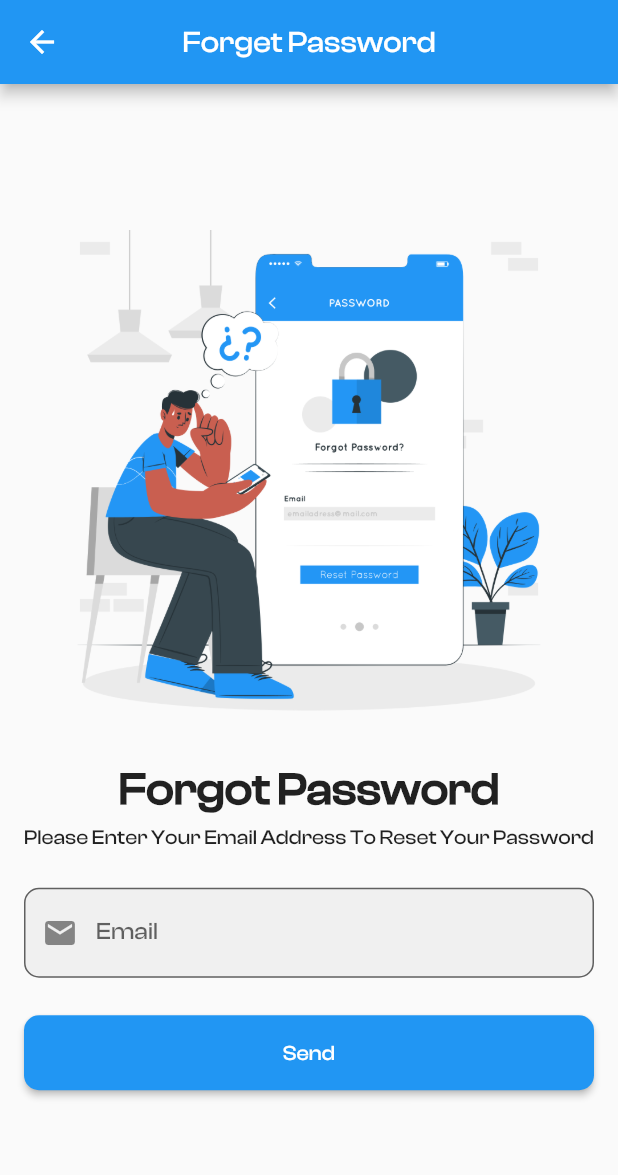
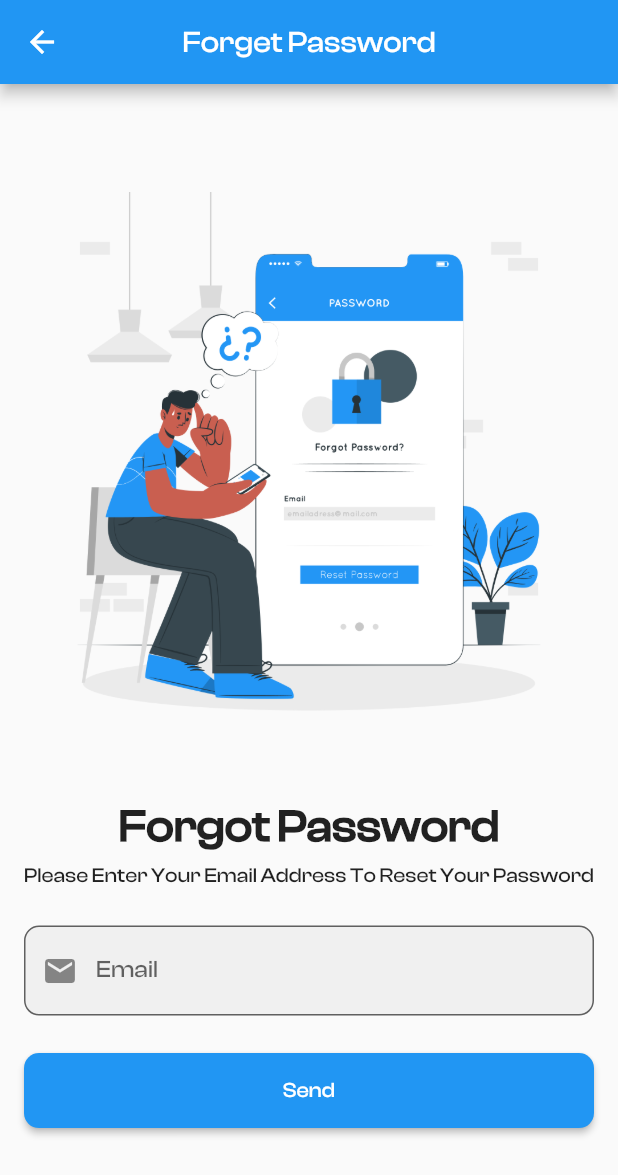
Before and after one commit to Mohamed15Ghaly/Medi-Application, a Flutter app: the screen it shows after launch, after a tap on "Skip", after a tap on "Forget Password?", on a phone screen of 412 x 824 dp. Shown: the top 1175 px of the screen. Run offline on Flutter 3.47's test engine with Material 3 defaults, Android fonts, the phone set to English and light mode, and no system bars; drawn by our look-alikes of modal_progress_hud_nsn; our stand-ins replace animated_text_kit, audioplayers, auto_size_text, avatar_glow, awesome_dialog, bloc and 21 more; missing offline and left inert: data_connection_checker_tv, onesignal_flutter, record.

Commit message:
Improved the user interface and experience in the pass,login,setting,signup

```diff
--- a/lib/Features/app_menu/presentation/widgets/settings_screen_body.dart
+++ b/lib/Features/app_menu/presentation/widgets/settings_screen_body.dart
@@ -4,7 +4,6 @@ import 'package:team/Features/app_menu/presentation/widgets/attention.dart';
 import 'package:team/Features/app_menu/presentation/widgets/reset_password.dart';
 import 'package:team/Features/app_menu/presentation/widgets/delete_account.dart';
 import 'package:team/Features/app_menu/presentation/widgets/rate.dart';
-import 'package:team/core/utils/medi_media_query.dart';
 
 class SettingsScreenBody extends StatelessWidget {
   const SettingsScreenBody({
@@ -16,7 +15,7 @@ class SettingsScreenBody extends StatelessWidget {
     return SingleChildScrollView(
       child: Column(
         children: [
-          Image.asset(fit: BoxFit.cover,width: context.width,height: context.height/2,MediImage.settings),
+          Image.asset(MediImage.settings),
           const Divider(),
           const ResetPassword(),
           const Divider(),
--- a/lib/Features/user_authentication/presentation/widgets/forget_password_screen_body.dart
+++ b/lib/Features/user_authentication/presentation/widgets/forget_password_screen_body.dart
@@ -4,7 +4,6 @@ import 'package:gap/gap.dart';
 import 'package:team/core/components/custom_material_button.dart';
 import 'package:team/core/components/default_text_felid_form.dart';
 import 'package:team/core/utils/medi_image.dart';
-import 'package:team/core/utils/medi_media_query.dart';
 import '../../../../core/utils/response_font_size.dart';
 import '../../data/models/text_felid_form_model.dart';
 import '../auth_cubit/user_forget_password_cubit.dart';
@@ -27,9 +26,6 @@ class _ForgetPasswordScreenBodyState extends State<ForgetPasswordScreenBody> {
         child: Column(
           children: [
             Image.asset(
-              height: context.height / 2.5,
-              width: context.width,
-              fit: BoxFit.cover,
               MediImage.forgetPasswordImage,
             ),
             const Gap(25),
--- a/lib/Features/user_authentication/presentation/widgets/login_screen_body.dart
+++ b/lib/Features/user_authentication/presentation/widgets/login_screen_body.dart
@@ -24,10 +24,7 @@ class LoginScreenBody extends StatelessWidget {
       child: Column(
         children: [
           Image.asset(
-            height: MediaQuery.sizeOf(context).height / 2.5,
-            width: MediaQuery.sizeOf(context).width,
             MediImage.loginImage,
-            fit: BoxFit.cover,
           ),
           const Gap(25),
           FittedBox(
--- a/lib/Features/user_authentication/presentation/widgets/signUp_screen_body.dart
+++ b/lib/Features/user_authentication/presentation/widgets/signUp_screen_body.dart
@@ -26,9 +26,6 @@ class _SignUpScreenBodyState extends State<SignUpScreenBody> {
         child: Column(
           children: [
             Image.asset(
-              height: MediaQuery.sizeOf(context).height / 2.5,
-              width: MediaQuery.sizeOf(context).width,
-              fit: BoxFit.cover,
               MediImage.signInImage,
             ),
             Gap(MediaQuery.sizeOf(context).height * .05),
```
